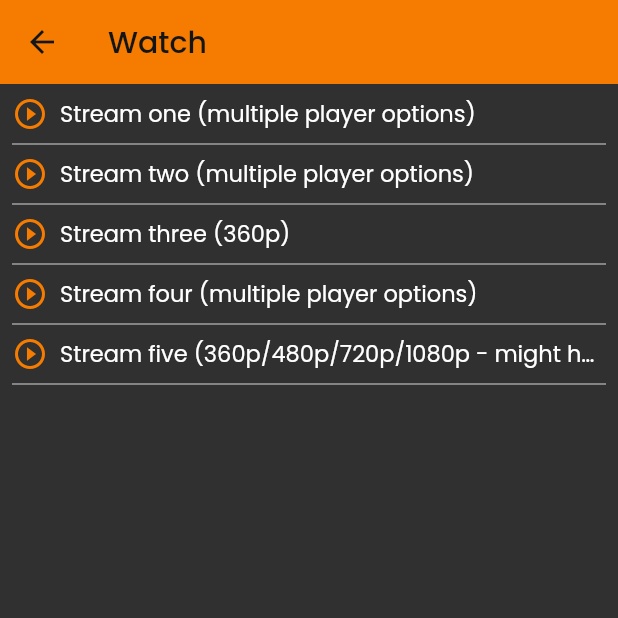
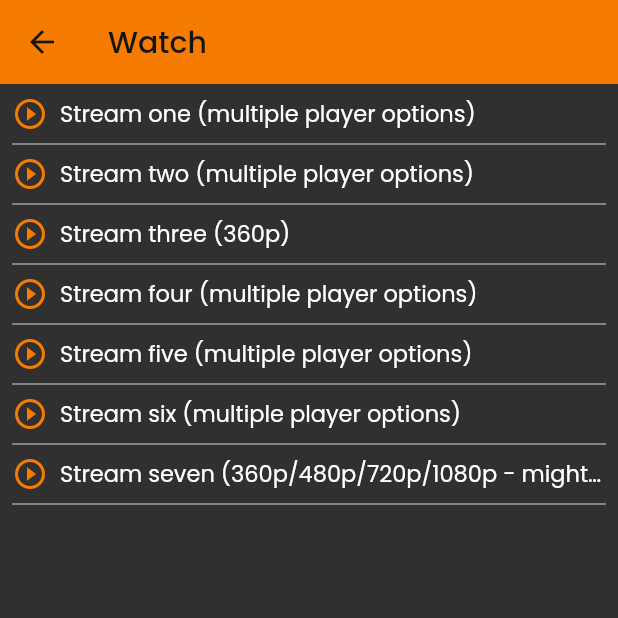
Before and after one commit to BeamlakAschalew/flixquest, a Flutter app: the MovieStreamSelect screen opened directly with empty values, on a phone screen of 412 x 824 dp, the top half of it. Run offline on Flutter 3.47's test engine with Material 2 defaults, Android fonts, the light colour scheme and no system bars; our stand-ins replace animated_text_kit, cached_network_image, carousel_slider, font_awesome_flutter, readmore, share_plus and 1 more; missing offline and left inert: flutter_inappwebview, mixpanel_flutter; accounts and stored records are empty.

Commit message:
Update movie_stream_select.dart

```diff
--- a/lib/screens/movie_stream_select.dart
+++ b/lib/screens/movie_stream_select.dart
@@ -41,27 +41,35 @@ class MovieStreamSelect extends StatelessWidget {
                     StreamListWidget(
                       streamName: 'Stream one (multiple player options)',
                       streamLink:
-                          'https://www.2embed.ru/embed/tmdb/movie?id=$movieId',
+                          'https://2embed.org/embed/movie?tmdb=$movieId',
                     ),
                     StreamListWidget(
                       streamName: 'Stream two (multiple player options)',
                       streamLink:
-                          'https://api.123movie.cc/imdb.php?imdb=$movieImdbId&server=vcu',
+                          'https://moviehungershaven.xyz/tplayer/npls1.php?id==$movieId',
                     ),
                     StreamListWidget(
                       streamName: 'Stream three (360p)',
                       streamLink:
-                          'http://database.gdriveplayer.us/player.php?tmdb=$movieId',
+                          'https://databasegdriveplayer.co/player.php?tmdb=$movieId',
                     ),
                     StreamListWidget(
                       streamName: 'Stream four (multiple player options)',
+                      streamLink: 'https://openvids.io/tmdb/movie/$movieId',
+                    ),
+                    StreamListWidget(
+                      streamName: 'Stream five (multiple player options)',
                       streamLink: 'https://fsapi.xyz/tmdb-movie/$movieId',
                     ),
                     StreamListWidget(
+                      streamName: 'Stream six (multiple player options)',
+                      streamLink: 'https://gomo.to/movie/$movieImdbId',
+                    ),
+                    StreamListWidget(
                       streamName:
-                          'Stream five (360p/480p/720p/1080p - might have ads)',
+                          'Stream seven (360p/480p/720p/1080p - might have ads)',
                       streamLink:
-                          'https://api.123movie.cc/imdb.php?imdb=$movieImdbId&server=hydrax',
+                          'https://api.123movie.cc/imdb.php?imdb=$movieImdbId&server=serverf4',
                     ),
                   ],
                 ),
```
